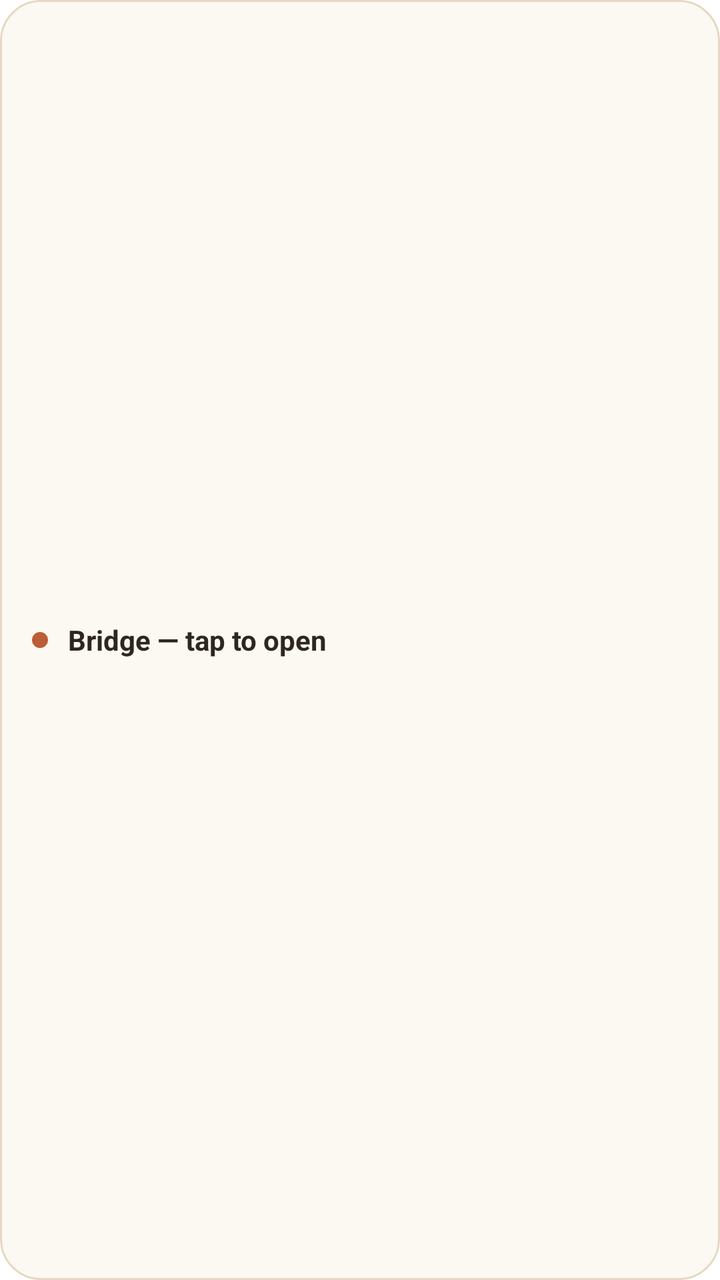
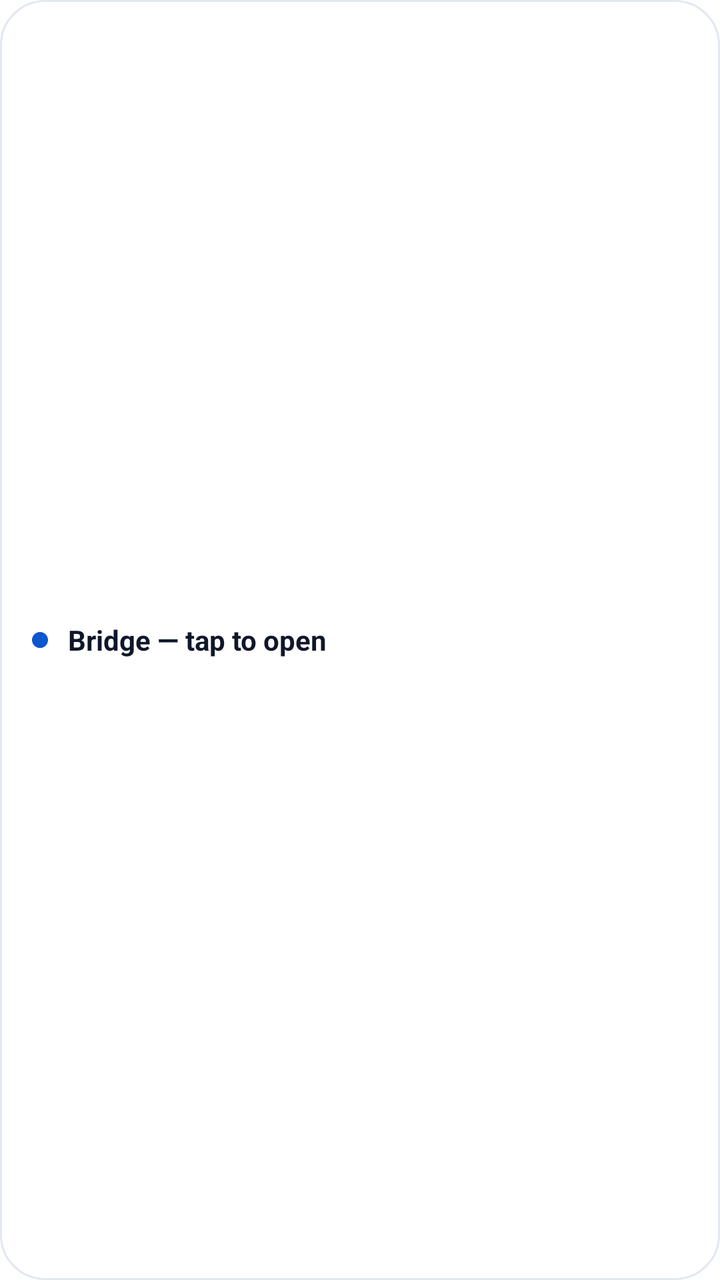

Before-and-after screenshots of an Android layout around one commit, followed by the original layout XML and the change that was made.
<!-- AndroidManifest.xml: fallback theme Theme.MaterialComponents.DayNight.NoActionBar -->
<!-- res/layout/bridge_widget_fallback.xml -->
<?xml version="1.0" encoding="utf-8"?>
<LinearLayout xmlns:android="http://schemas.android.com/apk/res/android"
    android:id="@+id/widget_fallback_root"
    android:layout_width="match_parent"
    android:layout_height="wrap_content"
    android:orientation="horizontal"
    android:background="@drawable/widget_bg"
    android:padding="16dp"
    android:gravity="center_vertical">

    <ImageView
        android:layout_width="8dp"
        android:layout_height="8dp"
        android:background="@drawable/widget_dot" />

    <TextView
        android:layout_width="0dp"
        android:layout_height="wrap_content"
        android:layout_weight="1"
        android:layout_marginStart="10dp"
        android:text="Bridge — tap to open"
        android:textSize="14sp"
        android:textStyle="bold"
        android:textColor="#2F2620" />
</LinearLayout>
<!-- resources referenced by this layout -->
<resources>
  <!-- drawable widget_bg (drawable) -->
  <?xml version="1.0" encoding="utf-8"?>
  <shape xmlns:android="http://schemas.android.com/apk/res/android"
      android:shape="rectangle">
      <solid android:color="#FCF9F3" />
      <stroke android:width="1dp" android:color="#E5D9C4" />
      <corners android:radius="20dp" />
  </shape>
  <!-- drawable widget_dot (drawable) -->
  <?xml version="1.0" encoding="utf-8"?>
  <shape xmlns:android="http://schemas.android.com/apk/res/android"
      android:shape="oval">
      <solid android:color="#BC5E36" />
      <size android:width="8dp" android:height="8dp" />
  </shape>
</resources>

<!-- the commit's change to res/layout/bridge_widget_fallback.xml (unified diff, before → after) -->
@@ -21,5 +21,5 @@
         android:text="Bridge — tap to open"
         android:textSize="14sp"
         android:textStyle="bold"
-        android:textColor="#2F2620" />
+        android:textColor="#0F172A" />
 </LinearLayout>
<!-- resource entries referenced after the edit -->
@@ -4,15 +4,15 @@
   <?xml version="1.0" encoding="utf-8"?>
   <shape xmlns:android="http://schemas.android.com/apk/res/android"
       android:shape="rectangle">
-      <solid android:color="#FCF9F3" />
-      <stroke android:width="1dp" android:color="#E5D9C4" />
-      <corners android:radius="20dp" />
+      <solid android:color="#FFFFFF" />
+      <stroke android:width="1dp" android:color="#E2E8F0" />
+      <corners android:radius="22dp" />
   </shape>
   <!-- drawable widget_dot (drawable) -->
   <?xml version="1.0" encoding="utf-8"?>
   <shape xmlns:android="http://schemas.android.com/apk/res/android"
       android:shape="oval">
-      <solid android:color="#BC5E36" />
+      <solid android:color="#0B57D0" />
       <size android:width="8dp" android:height="8dp" />
   </shape>
 </resources>
